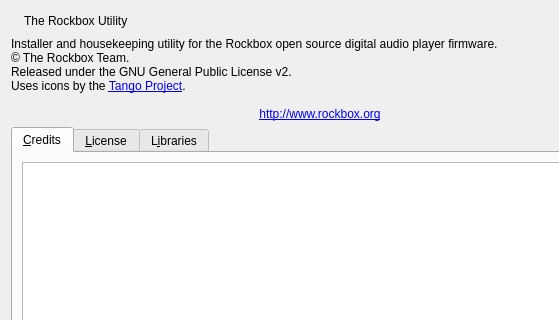
First picture: the form in utils/rbutilqt/aboutbox.ui, repository Rockbox/rockbox, before the edit; both pictures show x 0 to 559 and y 0 to 320 of the 640 by 500 pixel window.
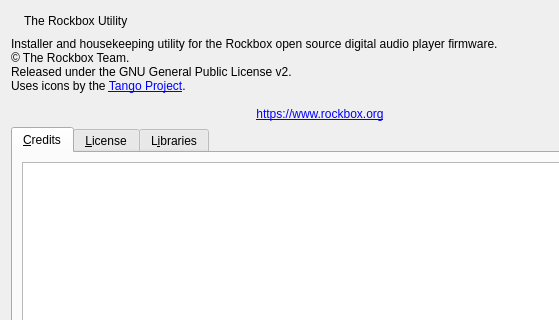
Second picture: the form after the edit. Icons and pictures are not drawn.

Commit message: rbutil:  http:// -> https:// for all displayed Rockbox URLs.

```diff
--- a/utils/rbutilqt/aboutbox.ui
+++ b/utils/rbutilqt/aboutbox.ui
@@ -51,7 +51,7 @@
    <item row="1" column="0" colspan="3" >
     <widget class="QLabel" name="labelText" >
      <property name="text" >
-      <string>Installer and housekeeping utility for the Rockbox open source digital audio player firmware.&lt;br/&gt;© The Rockbox Team.&lt;br/&gt;Released under the GNU General Public License v2.&lt;br/&gt;Uses icons by the &lt;a href=&quot;http://tango.freedesktop.org/&quot;&gt;Tango Project&lt;/a&gt;.&lt;br/&gt;&lt;center&gt;&lt;a href=&quot;http://www.rockbox.org&quot;&gt;http://www.rockbox.org&lt;/a&gt;&lt;/center&gt;</string>
+      <string>Installer and housekeeping utility for the Rockbox open source digital audio player firmware.&lt;br/&gt;© The Rockbox Team.&lt;br/&gt;Released under the GNU General Public License v2.&lt;br/&gt;Uses icons by the &lt;a href=&quot;http://tango.freedesktop.org/&quot;&gt;Tango Project&lt;/a&gt;.&lt;br/&gt;&lt;center&gt;&lt;a href=&quot;https://www.rockbox.org&quot;&gt;https://www.rockbox.org&lt;/a&gt;&lt;/center&gt;</string>
      </property>
      <property name="textFormat" >
       <enum>Qt::RichText</enum>
```
The commit also changes 28 other files.
